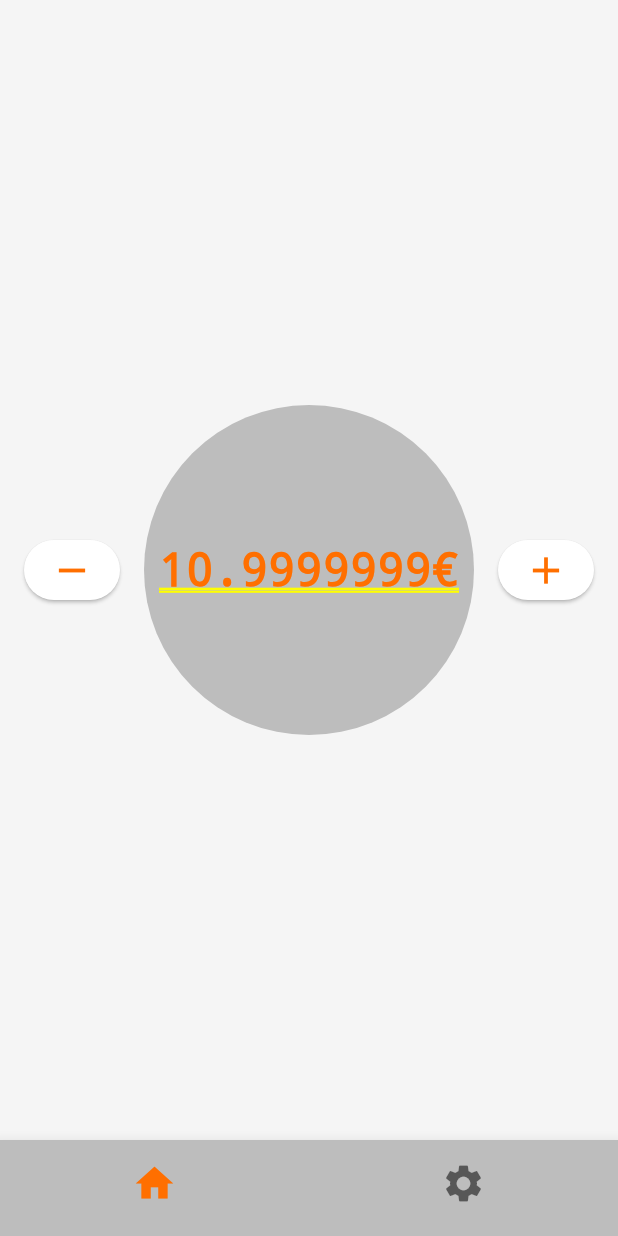
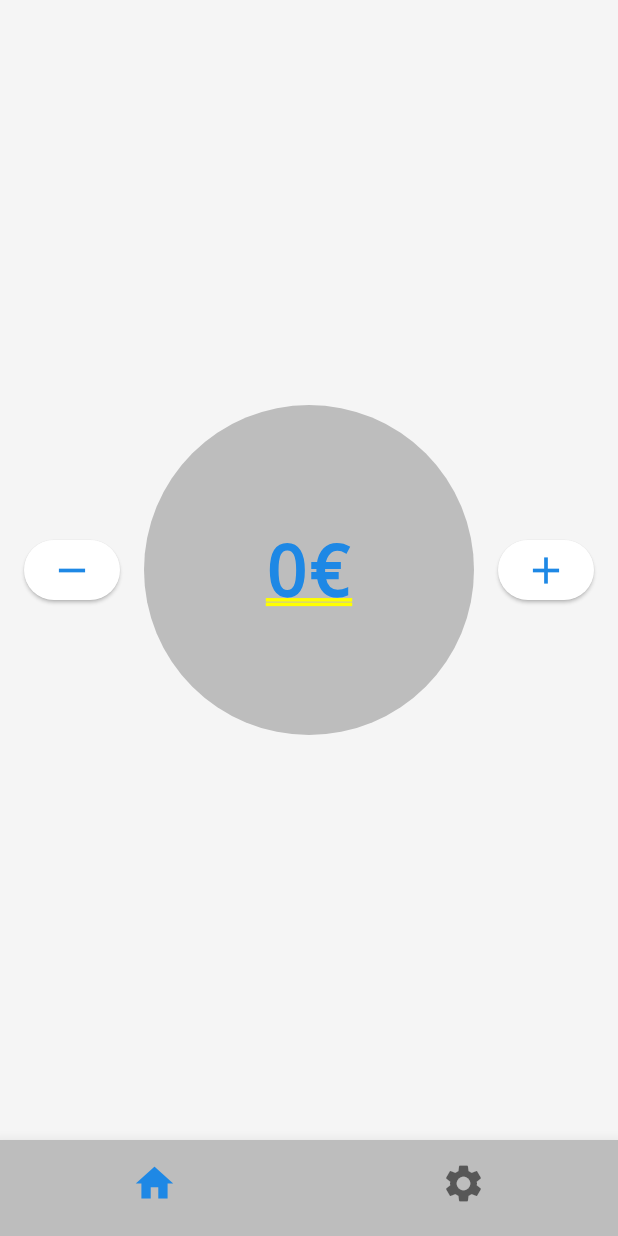
Before and after one commit to lucagaetani/money-up-down, a Flutter app: the screen it shows after launch, on a phone screen of 412 x 824 dp. Run offline on Flutter 3.47's test engine with Material 3 defaults, Android fonts, the phone set to English and light mode, and no system bars; our stand-ins replace currency_text_input_formatter, sqflite; accounts and stored records are empty; statements that could not run were skipped.

Commit message:
Now working adding and removal of money

```diff
--- a/frontend/lib/components/circle_money.dart
+++ b/frontend/lib/components/circle_money.dart
@@ -1,15 +1,21 @@
+import 'dart:developer';
+
 import 'package:flutter/material.dart';
 
 class CircleMoney extends StatefulWidget {
+  final double totalAmount;
+
+  CircleMoney({ required this.totalAmount });
+
   @override
   State createState() => _CircleMoney();
 }
 
 class _CircleMoney extends State<CircleMoney> {
   bool light = true;
+
   @override
   Widget build(BuildContext context) {
-
     return Container(
       width: 220,
       height: 220,
@@ -22,7 +28,7 @@ class _CircleMoney extends State<CircleMoney> {
         child:
           FittedBox(
             fit: BoxFit.fitWidth,
-            child: Text("10.9999999€", style: TextStyle(color: Theme.of(context).colorScheme.tertiary),)
+            child: Text(widget.totalAmount > 0 ? widget.totalAmount.toStringAsFixed(2).replaceAll('.', ',') + "€" : "0€", style: TextStyle(color: Theme.of(context).colorScheme.tertiary),)
           ),
         ),
     );
--- a/frontend/lib/components/expenses_page.dart
+++ b/frontend/lib/components/expenses_page.dart
@@ -1,6 +1,4 @@
 import 'package:flutter/material.dart';
-import 'package:frontend/components/theme_provider.dart';
-import 'package:provider/provider.dart';
 
 class ExpensesPage extends StatefulWidget {
   @override
@@ -8,7 +6,7 @@ class ExpensesPage extends StatefulWidget {
 }
 
 class _ExpensesPage extends State<ExpensesPage> {
-  bool dark = true;
+
   @override
   Widget build(BuildContext context) {
 
--- a/frontend/lib/components/home_page.dart
+++ b/frontend/lib/components/home_page.dart
@@ -2,8 +2,35 @@ import 'package:flutter/material.dart';
 import 'package:frontend/components/add_remove_page.dart';
 import 'package:frontend/components/circle_money.dart';
 import 'package:frontend/components/expenses_page.dart';
+import 'package:frontend/database/database.dart';
 
-class HomePage extends StatelessWidget {
+class HomePage extends StatefulWidget {
+
+  @override
+  State createState() => _HomePage();
+}
+
+class _HomePage extends State<HomePage> {
+  double totalAmount = 0;
+
+  @override
+  void initState() {
+    super.initState();
+    initializeData();
+  }
+
+  Future<void> initializeData() async {
+    List<Map<String, dynamic>> totalSum = await DatabaseHelper.instance.getTotalSum();
+    setState(() {
+      totalAmount = totalSum[0]['Total'] ?? 0;
+    });
+  }
+
+  void updateTotalAmount(double newTotalAmount) {
+    setState(() {
+      totalAmount = newTotalAmount;
+    });
+  }
 
   @override
   Widget build(BuildContext context) {
@@ -21,16 +48,16 @@ class HomePage extends StatelessWidget {
                 ElevatedButton(
                   style: style,
                   onPressed: () {
-                    Navigator.of(context).push(_createRoute(1));
+                    Navigator.of(context).push(_createRoute(1, updateTotalAmount));
                   },
                   child: Icon(Icons.remove, size: 30.0, color: Theme.of(context).colorScheme.tertiary,)
                 )),
-              Center(child: CircleMoney()),
+              Center(child: CircleMoney(totalAmount: totalAmount,)),
               Center(child:
                 ElevatedButton(
                   style: style,
                   onPressed: () {
-                    Navigator.of(context).push(_createRoute(0));
+                    Navigator.of(context).push(_createRoute(0, updateTotalAmount));
                   },
                   child: Icon(Icons.add, size: 30.0, color: Theme.of(context).colorScheme.tertiary,)
                 )),
@@ -43,9 +70,9 @@ class HomePage extends StatelessWidget {
   }
 }
 
-Route _createRoute(int value) {
+Route _createRoute(int value, Function updateTotalAmount) {
   return PageRouteBuilder(
-    pageBuilder: (context, animation, secondaryAnimation) => AddRemovePage(valueAddOrRemove: value),
+    pageBuilder: (context, animation, secondaryAnimation) => AddRemovePage(valueAddOrRemove: value, updateTotalAmount: updateTotalAmount),
     transitionsBuilder: (context, animation, secondaryAnimation, child) {
       const begin = Offset(0.0, 1.0);
       const end = Offset.zero;
--- a/frontend/lib/main.dart
+++ b/frontend/lib/main.dart
@@ -4,15 +4,18 @@ import 'package:flutter/material.dart';
 import 'package:frontend/components/home_page.dart';
 import 'package:frontend/components/settings_page.dart';
 import 'package:frontend/components/theme_provider.dart';
+import 'package:frontend/database/database.dart';
 import 'package:provider/provider.dart';
 
-void main() {
+void main(){
+  WidgetsFlutterBinding.ensureInitialized();
   runApp(
       ChangeNotifierProvider(
         create: (context) => ThemeProvider(),
         child: MyApp(),
       ),
   );
+  DatabaseHelper.instance.database;
 }
 
 class MyApp extends StatelessWidget {
--- a/frontend/lib/theme/theme.dart
+++ b/frontend/lib/theme/theme.dart
@@ -4,9 +4,9 @@ ThemeData lightMode = ThemeData(
   brightness: Brightness.light,
   colorScheme: ColorScheme.light(
     background: Colors.grey.shade100,
-    primary: Colors.amber.shade400,
+    primary: Colors.green.shade700,
     secondary: Colors.grey.shade400,
-    tertiary: Colors.amber.shade900,
+    tertiary: Colors.blue.shade600,
 
   ),
 );
--- a/frontend/pubspec.yaml
+++ b/frontend/pubspec.yaml
@@ -14,6 +14,8 @@ dependencies:
 
   provider: ^6.0.0
   currency_text_input_formatter: ^2.1.13
+  sqflite: ^2.0.0
+  path: ^1.8.3
 
 dev_dependencies:
   flutter_test:
```
Also changed, not shown: frontend/lib/components/add_remove_page.dart (+49 -23 lines), frontend/lib/database/database.dart (added, +66 -0 lines), frontend/pubspec.lock, 1 other file.
